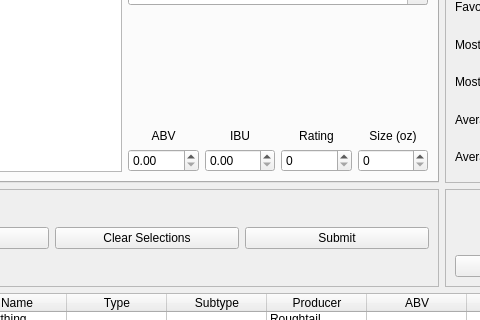
Qt form src/mainwindow.ui (minorsecond/BuzzBot) before a commit; both pictures show x 154 to 634 and y 198 to 518 of the 1006 by 692 pixel window.
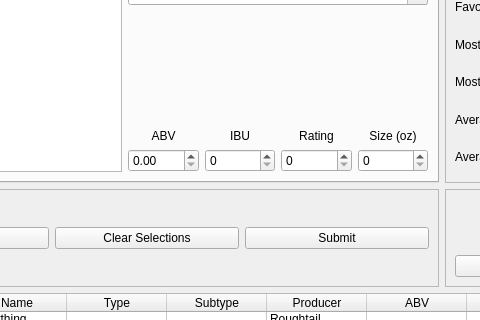
The same form after that commit.

Commit message: Allow 4 digit IBU entry

```diff
--- a/src/mainwindow.ui
+++ b/src/mainwindow.ui
@@ -829,6 +829,12 @@
               <verstretch>0</verstretch>
              </sizepolicy>
             </property>
+            <property name="decimals">
+             <number>0</number>
+            </property>
+            <property name="maximum">
+             <double>9999.000000000000000</double>
+            </property>
            </widget>
           </item>
           <item row="1" column="2">
```
The commit also changes 1 other file.
